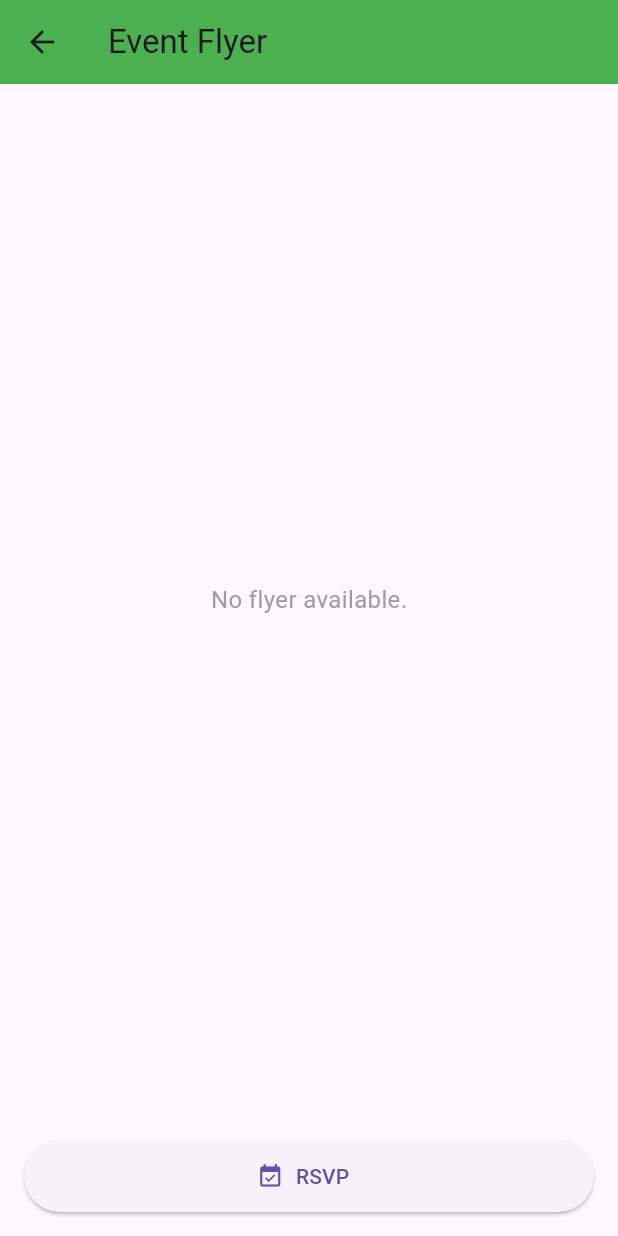
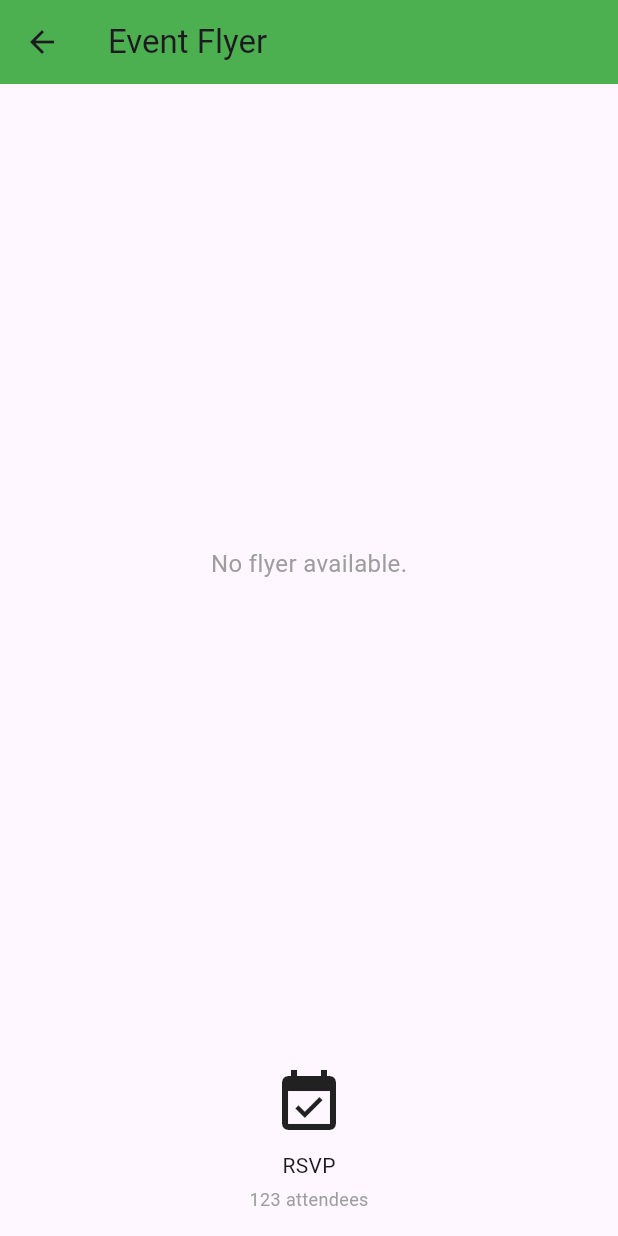
Before and after one commit to clhiggi/west-valley-gardens, a Flutter app: the FlyerRsvpPage screen opened directly with empty values, on a phone screen of 412 x 824 dp. Run offline on Flutter 3.47's test engine with Material 3 defaults, Android fonts, the phone set to English and light mode, and no system bars; our stand-ins replace cloud_firestore, firebase_core, firebase_database, firebase_storage, go_router, google_fonts and 2 more; accounts and stored records are empty; statements that could not run were skipped; project files that could hold a hidden picture were left out.

Commit message:
feat: Center attendees count under RSVP icon

```diff
--- a/lib/screens/flyer_rsvp_page.dart
+++ b/lib/screens/flyer_rsvp_page.dart
@@ -1,6 +1,6 @@
 import 'package:flutter/material.dart';
 
-class FlyerRsvpPage extends StatelessWidget {
+class FlyerRsvpPage extends StatefulWidget {
   final String flyerPath;
   final String eventId;
 
@@ -11,6 +11,13 @@ class FlyerRsvpPage extends StatelessWidget {
   });
 
   @override
+  State<FlyerRsvpPage> createState() => _FlyerRsvpPageState();
+}
+
+class _FlyerRsvpPageState extends State<FlyerRsvpPage> {
+  int _attendees = 123; // Dummy data for attendees
+
+  @override
   Widget build(BuildContext context) {
     return Scaffold(
       appBar: AppBar(title: const Text('Event Flyer')),
@@ -18,9 +25,9 @@ class FlyerRsvpPage extends StatelessWidget {
         children: [
           Expanded(
             child: Center(
-              child: flyerPath.isNotEmpty
+              child: widget.flyerPath.isNotEmpty
                   ? Image.network(
-                      flyerPath,
+                      widget.flyerPath,
                       fit: BoxFit.contain,
                       errorBuilder: (context, error, stackTrace) => const Text(
                         'Unable to load flyer image.',
@@ -35,10 +42,8 @@ class FlyerRsvpPage extends StatelessWidget {
           ),
           Padding(
             padding: const EdgeInsets.all(16.0),
-            child: ElevatedButton.icon(
-              icon: const Icon(Icons.event_available),
-              label: const Text('RSVP'),
-              onPressed: () {
+            child: InkWell(
+              onTap: () {
                 ScaffoldMessenger.of(context).showSnackBar(
                   const SnackBar(
                     content: Text('RSVP successful!'),
@@ -46,8 +51,18 @@ class FlyerRsvpPage extends StatelessWidget {
                   ),
                 );
               },
-              style: ElevatedButton.styleFrom(
-                minimumSize: const Size(double.infinity, 48),
+              child: Column(
+                mainAxisAlignment: MainAxisAlignment.center,
+                children: [
+                  const Icon(Icons.event_available, size: 48),
+                  const SizedBox(height: 8),
+                  const Text('RSVP'),
+                  const SizedBox(height: 4),
+                  Text(
+                    '$_attendees attendees',
+                    style: const TextStyle(fontSize: 12, color: Colors.grey),
+                  ),
+                ],
               ),
             ),
           ),
```
Also changed, not shown: lib/screens/flyers_page.dart (+68 -21 lines).
